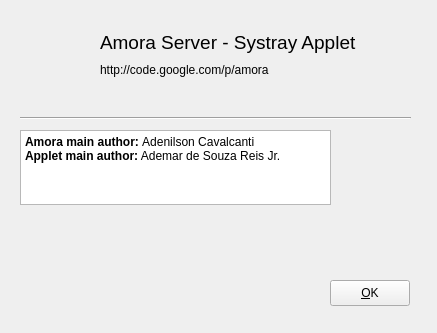
First picture: the form in amora-server/amora-applet/about.ui, repository amora/amora, before the edit.
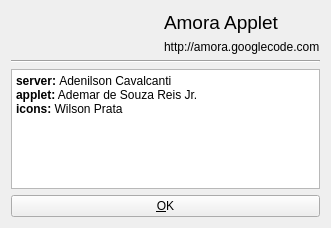
Second picture: the form after the edit. Icons and pictures are not drawn.

Commit message: Adding layout and fixing about box window size.

Diff of the .ui file:
```diff
--- a/amora-server/amora-applet/about.ui
+++ b/amora-server/amora-applet/about.ui
@@ -5,112 +5,84 @@
    <rect>
     <x>0</x>
     <y>0</y>
-    <width>437</width>
-    <height>333</height>
+    <width>331</width>
+    <height>228</height>
    </rect>
   </property>
   <property name="windowTitle" >
    <string>Amora Server - About</string>
   </property>
-  <widget class="QPushButton" name="pushButton" >
-   <property name="geometry" >
-    <rect>
-     <x>330</x>
-     <y>280</y>
-     <width>80</width>
-     <height>26</height>
-    </rect>
-   </property>
+  <layout class="QGridLayout" name="gridLayout_2" >
+   <item row="0" column="0" >
+    <layout class="QGridLayout" name="gridLayout" >
+     <item rowspan="2" row="0" column="0" >
+      <widget class="QLabel" name="label_3" >
    <property name="text" >
-    <string>&amp;OK</string>
-   </property>
-  </widget>
+        <string/>
+       </property>
+       <property name="pixmap" >
+        <pixmap>amora_bluetooth.png</pixmap>
+       </property>
+      </widget>
+     </item>
+     <item row="0" column="1" >
   <widget class="QLabel" name="label" >
-   <property name="geometry" >
-    <rect>
-     <x>100</x>
-     <y>30</y>
-     <width>311</width>
-     <height>24</height>
-    </rect>
-   </property>
    <property name="font" >
     <font>
      <pointsize>14</pointsize>
     </font>
    </property>
    <property name="text" >
-    <string>Amora Server - Systray Applet</string>
+        <string>Amora Applet</string>
    </property>
    <property name="textInteractionFlags" >
     <set>Qt::LinksAccessibleByMouse</set>
    </property>
   </widget>
+     </item>
+     <item row="1" column="1" >
   <widget class="QLabel" name="label_2" >
-   <property name="geometry" >
-    <rect>
-     <x>100</x>
-     <y>60</y>
-     <width>301</width>
-     <height>20</height>
-    </rect>
-   </property>
    <property name="text" >
-    <string>http://code.google.com/p/amora</string>
+        <string>http://amora.googlecode.com</string>
    </property>
    <property name="openExternalLinks" >
     <bool>true</bool>
    </property>
    <property name="textInteractionFlags" >
-    <set>Qt::LinksAccessibleByMouse|Qt::NoTextInteraction|Qt::TextSelectableByMouse</set>
-   </property>
-  </widget>
-  <widget class="QLabel" name="label_3" >
-   <property name="geometry" >
-    <rect>
-     <x>20</x>
-     <y>20</y>
-     <width>70</width>
-     <height>70</height>
-    </rect>
-   </property>
-   <property name="text" >
-    <string/>
-   </property>
-   <property name="pixmap" >
-    <pixmap>amora_bluetooth.png</pixmap>
-   </property>
-  </widget>
+        <set>Qt::LinksAccessibleByMouse|Qt::TextSelectableByMouse</set>
+       </property>
+      </widget>
+     </item>
+    </layout>
+   </item>
+   <item row="1" column="0" >
   <widget class="Line" name="line" >
-   <property name="geometry" >
-    <rect>
-     <x>20</x>
-     <y>110</y>
-     <width>391</width>
-     <height>16</height>
-    </rect>
-   </property>
    <property name="orientation" >
     <enum>Qt::Horizontal</enum>
    </property>
   </widget>
+   </item>
+   <item row="2" column="0" >
   <widget class="QTextBrowser" name="textBrowser" >
-   <property name="geometry" >
-    <rect>
-     <x>20</x>
-     <y>130</y>
-     <width>311</width>
-     <height>75</height>
-    </rect>
-   </property>
    <property name="html" >
-    <string>&lt;html>&lt;head>&lt;meta name="qrichtext" content="1" />&lt;style type="text/css">
+      <string>&lt;!DOCTYPE HTML PUBLIC "-//W3C//DTD HTML 4.0//EN" "http://www.w3.org/TR/REC-html40/strict.dtd">
+&lt;html>&lt;head>&lt;meta name="qrichtext" content="1" />&lt;style type="text/css">
 p, li { white-space: pre-wrap; }
-&lt;/style>&lt;/head>&lt;body style=" font-family:'Sans Serif'; font-size:9pt; font-weight:400; font-style:normal;">
-&lt;p style=" margin-top:0px; margin-bottom:0px; margin-left:0px; margin-right:0px; -qt-block-indent:0; text-indent:0px;">&lt;span style=" font-weight:600;">Amora main author: &lt;/span>Adenilson Cavalcanti&lt;/p>
-&lt;p style=" margin-top:0px; margin-bottom:0px; margin-left:0px; margin-right:0px; -qt-block-indent:0; text-indent:0px;">&lt;span style=" font-weight:600;">Applet main author:&lt;/span> Ademar de Souza Reis Jr.&lt;/p>&lt;/body>&lt;/html></string>
-   </property>
-  </widget>
+&lt;/style>&lt;/head>&lt;body style=" font-family:'Helvetica'; font-size:9pt; font-weight:400; font-style:normal;">
+&lt;p style=" margin-top:0px; margin-bottom:0px; margin-left:0px; margin-right:0px; -qt-block-indent:0; text-indent:0px; font-family:'Sans Serif';">&lt;span style=" font-weight:600;">server: &lt;/span>Adenilson Cavalcanti&lt;/p>
+&lt;p style=" margin-top:0px; margin-bottom:0px; margin-left:0px; margin-right:0px; -qt-block-indent:0; text-indent:0px; font-family:'Sans Serif';">&lt;span style=" font-weight:600;">applet:&lt;/span> Ademar de Souza Reis Jr.&lt;/p>
+&lt;p style=" margin-top:0px; margin-bottom:0px; margin-left:0px; margin-right:0px; -qt-block-indent:0; text-indent:0px; font-family:'Sans Serif';">&lt;span style=" font-weight:600;">icons: &lt;/span>Wilson Prata&lt;/p>&lt;/body>&lt;/html></string>
+     </property>
+    </widget>
+   </item>
+   <item row="3" column="0" >
+    <widget class="QPushButton" name="pushButton" >
+     <property name="text" >
+      <string>&amp;OK</string>
+     </property>
+    </widget>
+   </item>
+  </layout>
  </widget>
  <resources/>
  <connections>
```
Lines whose indentation alone changed are shown as unchanged. The commit also changes 2 other files.
